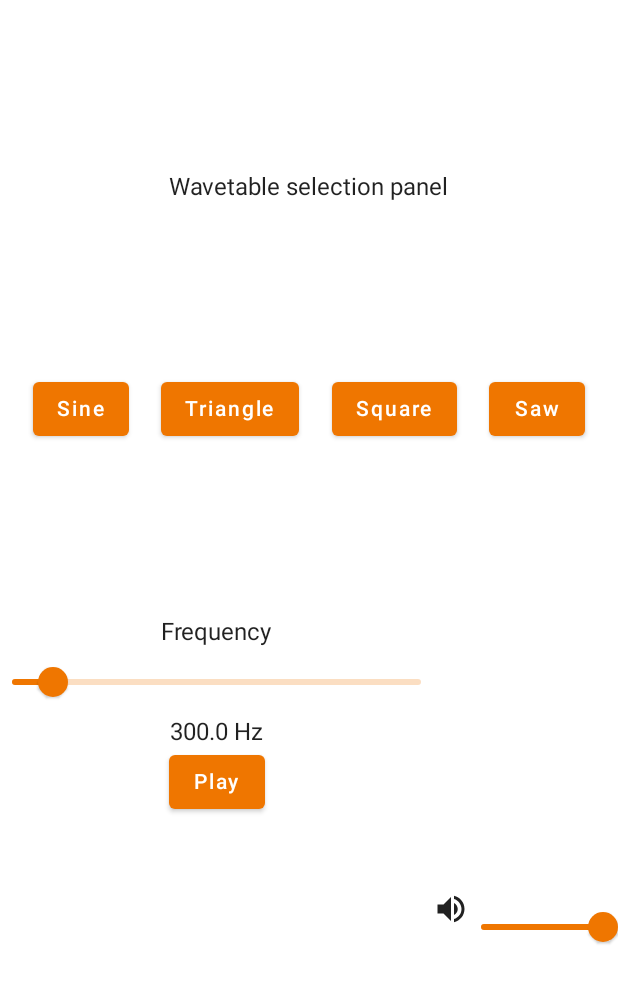
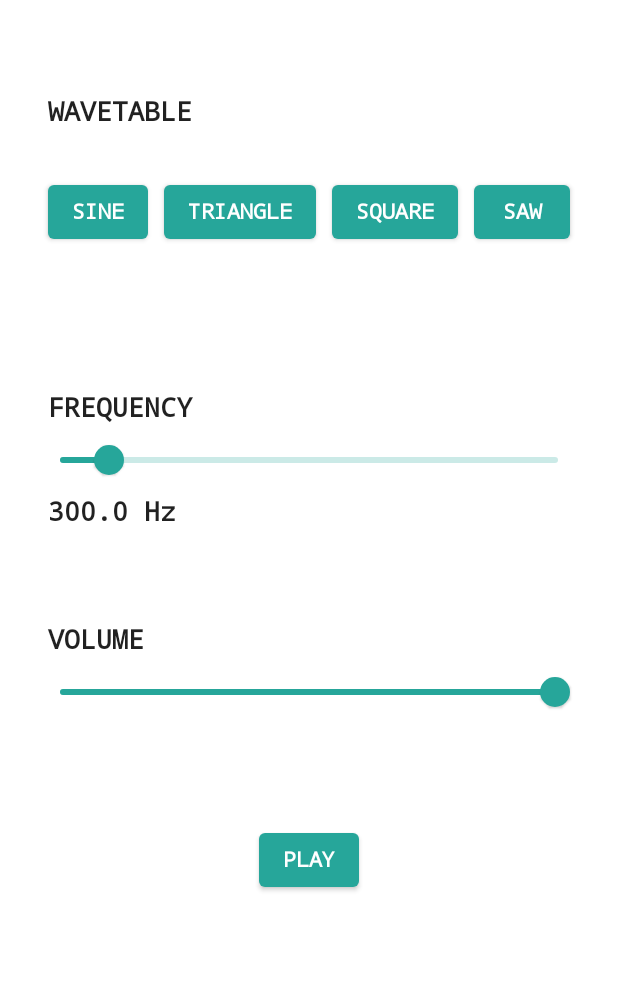
Before and after one commit to benni-dev-ux/JetpackWaveSynth, an Android app built with Jetpack Compose: the screen it shows after launch (MainActivity), on a phone screen of 412 x 824 dp. Shown: the top 983 px of the screen. Run offline under Robolectric (Android 15) with nearby library versions, the light colour scheme and no system bars; our stand-ins replace accompanist.

Commit message:
adding basic layout

```diff
--- a/app/build.gradle
+++ b/app/build.gradle
@@ -53,6 +53,7 @@ dependencies {
     implementation "androidx.compose.ui:ui-tooling-preview:$compose_version"
     implementation 'androidx.lifecycle:lifecycle-runtime-ktx:2.3.1'
     implementation 'androidx.activity:activity-compose:1.3.1'
+    implementation "com.google.accompanist:accompanist-systemuicontroller:0.17.0"
     testImplementation 'junit:junit:4.13.2'
     androidTestImplementation 'androidx.test.ext:junit:1.1.3'
     androidTestImplementation 'androidx.test.espresso:espresso-core:3.4.0'
--- a/app/src/main/AndroidManifest.xml
+++ b/app/src/main/AndroidManifest.xml
@@ -12,6 +12,7 @@
         <activity
             android:name=".MainActivity"
             android:exported="true"
+            android:screenOrientation="portrait"
             android:label="@string/app_name"
             android:theme="@style/Theme.JetpackWaveSynth">
             <intent-filter>
--- a/app/src/main/java/com/example/jetpackwavesynth/MainActivity.kt
+++ b/app/src/main/java/com/example/jetpackwavesynth/MainActivity.kt
@@ -1,28 +1,33 @@
 package com.example.jetpackwavesynth
 
 
+import android.content.pm.ActivityInfo
 import android.os.Bundle
 import androidx.activity.ComponentActivity
 import androidx.activity.compose.setContent
 import androidx.compose.foundation.layout.*
 import androidx.compose.material.*
-import androidx.compose.material.icons.Icons
-import androidx.compose.material.icons.filled.VolumeMute
-import androidx.compose.material.icons.filled.VolumeUp
 import androidx.compose.runtime.Composable
 import androidx.compose.runtime.mutableStateOf
 import androidx.compose.runtime.saveable.rememberSaveable
 import androidx.compose.ui.Alignment
 import androidx.compose.ui.Modifier
-import androidx.compose.ui.platform.LocalConfiguration
+import androidx.compose.ui.graphics.Color
 import androidx.compose.ui.res.stringResource
 import androidx.compose.ui.unit.dp
 import com.example.jetpackwavesynth.ui.theme.JetpackWaveSynthTheme
+import com.google.accompanist.systemuicontroller.SystemUiController
+import com.google.accompanist.systemuicontroller.rememberSystemUiController
 
 class MainActivity : ComponentActivity() {
     override fun onCreate(savedInstanceState: Bundle?) {
         super.onCreate(savedInstanceState)
         setContent {
+            val systemUiController: SystemUiController = rememberSystemUiController()
+
+            systemUiController.isSystemBarsVisible = false // Status & Navigation bars
+            systemUiController.setNavigationBarColor(Color.Transparent)
+
             JetpackWaveSynthTheme {
                 // A surface container using the 'background' color from the theme
                 Surface(
@@ -39,13 +44,19 @@ class MainActivity : ComponentActivity() {
 
 @Composable
 fun WavetableSynthesizerApp(
+
+
     modifier: Modifier
 ) {
+
     Column(
-        modifier = Modifier.fillMaxSize(),
+        modifier = Modifier
+            .fillMaxSize()
+            .padding(32.dp),
         horizontalAlignment = Alignment.CenterHorizontally,
-        verticalArrangement = Arrangement.Top,
-    ) {
+        verticalArrangement = Arrangement.SpaceEvenly,
+
+        ) {
         // These two composables will be shortly defined
         WavetableSelectionPanel(modifier)
         ControlsPanel(modifier)
@@ -56,55 +67,79 @@ fun WavetableSynthesizerApp(
 private fun WavetableSelectionPanel(
     modifier: Modifier
 ) {
-    Row(
-        modifier = modifier
+
+    Column(
+        modifier = Modifier
             .fillMaxWidth()
-            .fillMaxHeight(0.5f),
-        horizontalArrangement = Arrangement.SpaceEvenly,
-        verticalAlignment = Alignment.CenterVertically
+            .padding(0.dp, 32.dp),
     ) {
-        Column(
-            modifier = modifier
-                .fillMaxWidth()
-                .fillMaxHeight(),
-            verticalArrangement = Arrangement.SpaceEvenly,
-            horizontalAlignment = Alignment.CenterHorizontally
-        ) {
-            Text("Wavetable selection panel")
-            WavetableSelectionButtons(modifier)
-        }
+        Text("WAVETABLE")
+        WavetableSelectionButtons(modifier)
     }
+
 }
 
 @Composable
 private fun ControlsPanel(
     modifier: Modifier
 ) {
-    Row(
-        modifier = modifier
+    Column(
+        modifier = Modifier
             .fillMaxWidth()
             .fillMaxHeight(),
-        horizontalArrangement = Arrangement.Center,
-        verticalAlignment = Alignment.CenterVertically
-    ) {
-        Column(
-            modifier = modifier
-                .fillMaxHeight()
-                .fillMaxWidth(0.7f), horizontalAlignment = Alignment.CenterHorizontally
+
         ) {
-            PitchControl(modifier)
+
+        Row(
+            modifier = Modifier
+                .fillMaxWidth()
+        ) {
+
+            Column(
+                modifier = Modifier
+                    .fillMaxWidth()
+                    .padding(0.dp, 32.dp),
+            ) {
+                Text("FREQUENCY")
+
+                PitchControl(modifier)
+
+
+            }
+
+
+        }
+        Row(
+            modifier = Modifier
+                .fillMaxWidth()
+        ) {
+            Column(
+                modifier = Modifier
+                    .fillMaxWidth()
+                    .padding(0.dp, 32.dp),
+            ) {
+                Text("VOLUME")
+
+                VolumeControl(modifier)
+
+            }
+
+        }
+        Row(
+            modifier = Modifier
+                .fillMaxWidth()
+                .padding(0.dp, 32.dp),
+            horizontalArrangement = Arrangement.SpaceAround,
+            verticalAlignment = Alignment.CenterVertically
+        ) {
+
             PlayControl(modifier)
+
+
         }
-        Column(
-            verticalArrangement = Arrangement.Center,
-            horizontalAlignment = Alignment.CenterHorizontally,
-            modifier = modifier
-                .fillMaxWidth()
-                .fillMaxHeight(),
-        ) {
-            VolumeControl(modifier)
-        }
+
     }
+
 }
 
 
@@ -113,10 +148,15 @@ private fun WavetableSelectionButtons(
     modifier: Modifier
 ) {
     Row(
-        modifier = modifier.fillMaxWidth(),
-        horizontalArrangement = Arrangement.SpaceEvenly
+
+
+        modifier = modifier
+            .fillMaxWidth()
+            .padding(0.dp, 32.dp),
+        horizontalArrangement = Arrangement.SpaceBetween
+
     ) {
-        for (wavetable in arrayOf("Sine", "Triangle", "Square", "Saw")) {
+        for (wavetable in arrayOf("SINE", "TRIANGLE", "SQUARE", "SAW")) {
             WavetableButton(
                 modifier = modifier,
                 onClick = {},
@@ -146,7 +186,7 @@ private fun PitchControl(
 
     PitchControlContent(
         modifier = modifier,
-        pitchControlLabel = stringResource(R.string.frequency),
+
         value = sliderPosition.value,
         onValueChange = {
             sliderPosition.value = it
@@ -162,13 +202,11 @@ private fun PitchControl(
 @Composable
 private fun PitchControlContent(
     modifier: Modifier,
-    pitchControlLabel: String,
     value: Float,
     onValueChange: (Float) -> Unit,
     valueRange: ClosedFloatingPointRange<Float>,
     frequencyValueLabel: String
 ) {
-    Text(pitchControlLabel, modifier = modifier)
     Slider(
         modifier = modifier,
         value = value,
@@ -186,6 +224,7 @@ private fun PitchControlContent(
 @Composable
 private fun PlayControl(modifier: Modifier) {
     Button(modifier = modifier,
+
         onClick = {}) {
         Text(stringResource(R.string.play))
     }
@@ -210,27 +249,23 @@ private fun VolumeControlContent(
     volumeRange: ClosedFloatingPointRange<Float>,
     onValueChange: (Float) -> Unit
 ) {
-    // The volume slider should take around 1/4 of the screen height
-    val screenHeight = LocalConfiguration.current.screenHeightDp
-    val sliderHeight = screenHeight / 4
 
 
     Row(
         modifier = modifier,
         horizontalArrangement = Arrangement.Center
     ) {
-        Icon(imageVector = Icons.Filled.VolumeUp, contentDescription = null)
 
 
         Slider(
             value = volume,
             onValueChange = onValueChange,
-            modifier = modifier
-                .width(sliderHeight.dp),
+            modifier = modifier,
+
             valueRange = volumeRange
         )
 
-        Icon(imageVector = Icons.Filled.VolumeMute, contentDescription = null)
+
     }
 
 }
--- a/app/src/main/java/com/example/jetpackwavesynth/ui/theme/Color.kt
+++ b/app/src/main/java/com/example/jetpackwavesynth/ui/theme/Color.kt
@@ -2,13 +2,14 @@ package com.example.jetpackwavesynth.ui.theme
 
 import androidx.compose.ui.graphics.Color
 
-val Purple200 = Color(0xFFBB86FC)
-val Purple500 = Color(0xFF6200EE)
-val Purple700 = Color(0xFF3700B3)
-val Teal200 = Color(0xFF03DAC5)
 
 
+val CustomYellow = Color(0xFFFFD600)
+val CustomDarkYellow = Color(0xFFC7A500)
+val CustomBrightYellow = Color(0xFFFFFF52)
+val CustomDarkBackground = Color(0xFF212121)
 
-val CustomOrange = Color(0xFFEF7600)
-val CustomDarkOrange = Color(0xFF854200)
-val CustomGray = Color(0xFF7C7C7C)
+val CustomGreen = Color(0xFF26A69A)
+val CustomDarkGreen = Color(0xFF00766C)
+val CustomBrightGreen = Color(0xFF64D8CB)
+val CustomLightBackground = Color(0xFFFAFAFA)
--- a/app/src/main/java/com/example/jetpackwavesynth/ui/theme/Theme.kt
+++ b/app/src/main/java/com/example/jetpackwavesynth/ui/theme/Theme.kt
@@ -7,15 +7,15 @@ import androidx.compose.material.lightColors
 import androidx.compose.runtime.Composable
 
 private val DarkColorPalette = darkColors(
-    primary = CustomOrange,
-    primaryVariant = CustomDarkOrange,
-    secondary = CustomGray
+    primary = CustomYellow,
+    primaryVariant = CustomDarkYellow,
+    secondary = CustomLightBackground
 )
 
 private val LightColorPalette = lightColors(
-    primary = CustomOrange,
-    primaryVariant = CustomDarkOrange,
-    secondary = CustomGray
+    primary = CustomGreen,
+    primaryVariant = CustomDarkGreen,
+    secondary = CustomDarkBackground
 )
 
     /* Other default colors to override
--- a/app/src/main/java/com/example/jetpackwavesynth/ui/theme/Type.kt
+++ b/app/src/main/java/com/example/jetpackwavesynth/ui/theme/Type.kt
@@ -9,20 +9,20 @@ import androidx.compose.ui.unit.sp
 // Set of Material typography styles to start with
 val Typography = Typography(
     body1 = TextStyle(
-        fontFamily = FontFamily.Default,
-        fontWeight = FontWeight.Normal,
-        fontSize = 16.sp
-    )
-    /* Other default text styles to override
+        fontFamily = FontFamily.Monospace,
+        fontWeight = FontWeight.W900,
+        fontSize = 18.sp
+    ),
+
     button = TextStyle(
-        fontFamily = FontFamily.Default,
-        fontWeight = FontWeight.W500,
+        fontFamily = FontFamily.Monospace,
+        fontWeight = FontWeight.W600,
         fontSize = 14.sp
     ),
     caption = TextStyle(
-        fontFamily = FontFamily.Default,
+        fontFamily = FontFamily.Monospace,
         fontWeight = FontWeight.Normal,
-        fontSize = 12.sp
+        fontSize = 10.sp
     )
-    */
+
 )
--- a/app/src/main/res/values/strings.xml
+++ b/app/src/main/res/values/strings.xml
@@ -1,7 +1,7 @@
 <resources>
     <string name="app_name">JetpackWaveSynth</string>
-    <string name="play">Play</string>
-    <string name="frequency">Frequency</string>
+    <string name="play">PLAY</string>
+    <string name="frequency">FREQUENCY</string>
     <string name="frequency_value">%.1f Hz</string>
 
 </resources>
```
